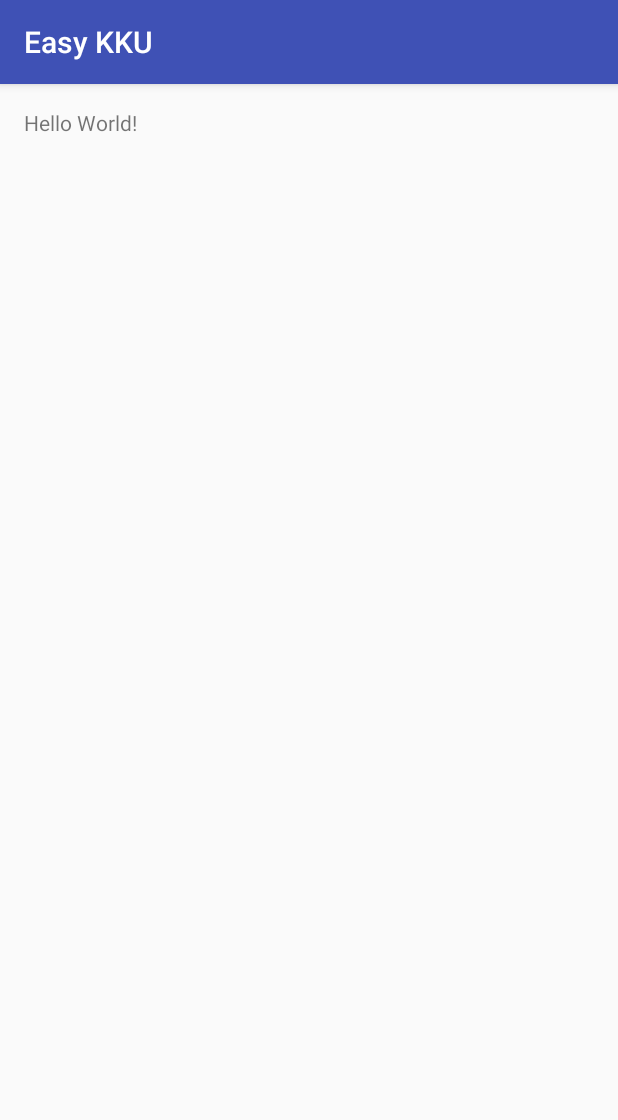
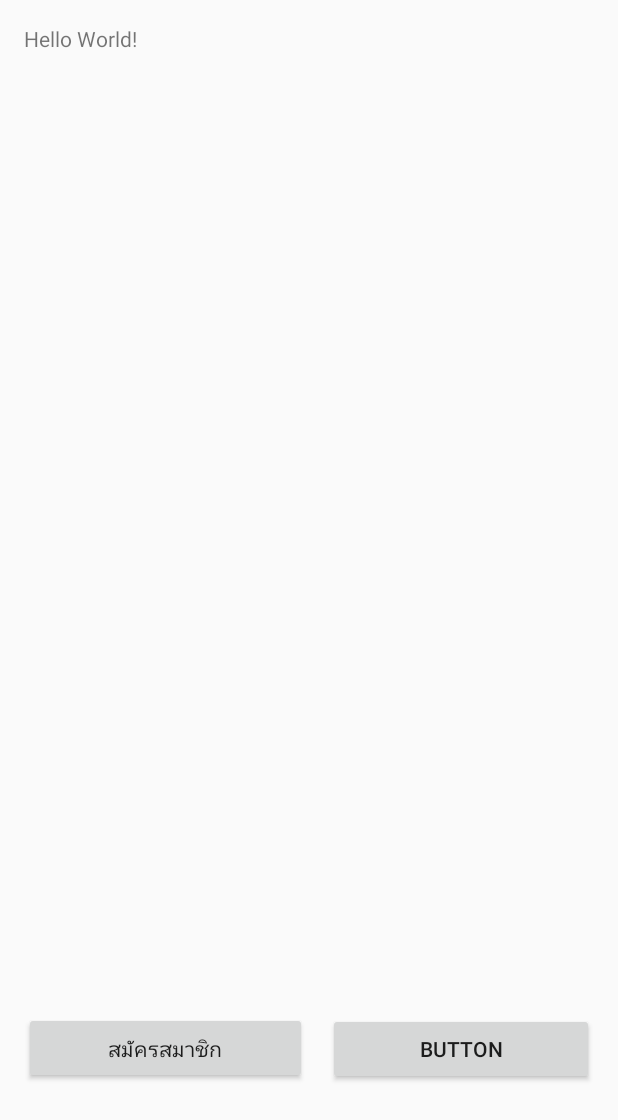
Before and after one commit to superpiyawat/Easy-KKU, an Android app: the screen it shows after launch (MainActivity), on a phone screen of 412 x 824 dp. Shown: the top 1120 px of the screen. Run offline under Robolectric (Android 15) with nearby library versions, the phone set to English and light mode, and no system bars.

Commit message:
Create button

```diff
--- a/app/src/main/res/layout/activity_main.xml
+++ b/app/src/main/res/layout/activity_main.xml
@@ -14,4 +14,32 @@
         android:layout_width="wrap_content"
         android:layout_height="wrap_content"
         android:text="Hello World!" />
+
+    <LinearLayout
+        android:orientation="horizontal"
+        android:layout_width="match_parent"
+        android:layout_height="wrap_content"
+        android:layout_alignParentBottom="true">
+
+        <Button
+            android:text="@string/SignUp"
+            android:layout_width="wrap_content"
+            android:layout_height="wrap_content"
+            android:id="@+id/button2"
+            android:layout_weight="1" />
+
+        <Button
+            android:text="Button"
+            android:layout_width="wrap_content"
+            android:layout_height="wrap_content"
+            android:id="@+id/button"
+            android:layout_alignParentBottom="true"
+            android:layout_alignParentLeft="true"
+            android:layout_alignParentStart="true"
+            android:layout_marginLeft="14dp"
+            android:layout_marginStart="14dp"
+            android:layout_marginBottom="85dp"
+            android:layout_weight="1" />
+    </LinearLayout>
+
 </RelativeLayout>
--- a/app/src/main/res/values/strings.xml
+++ b/app/src/main/res/values/strings.xml
@@ -1,3 +1,5 @@
 <resources>
     <string name="app_name">Easy KKU</string>
+
+    <string name="SignUp">สมัครสมาชิก</string>
 </resources>
--- a/app/src/main/res/values/styles.xml
+++ b/app/src/main/res/values/styles.xml
@@ -1,7 +1,7 @@
 <resources>
 
     <!-- Base application theme. -->
-    <style name="AppTheme" parent="Theme.AppCompat.Light.DarkActionBar">
+    <style name="AppTheme" parent="Theme.AppCompat.Light.NoActionBar">
         <!-- Customize your theme here. -->
         <item name="colorPrimary">@color/colorPrimary</item>
         <item name="colorPrimaryDark">@color/colorPrimaryDark</item>
```
